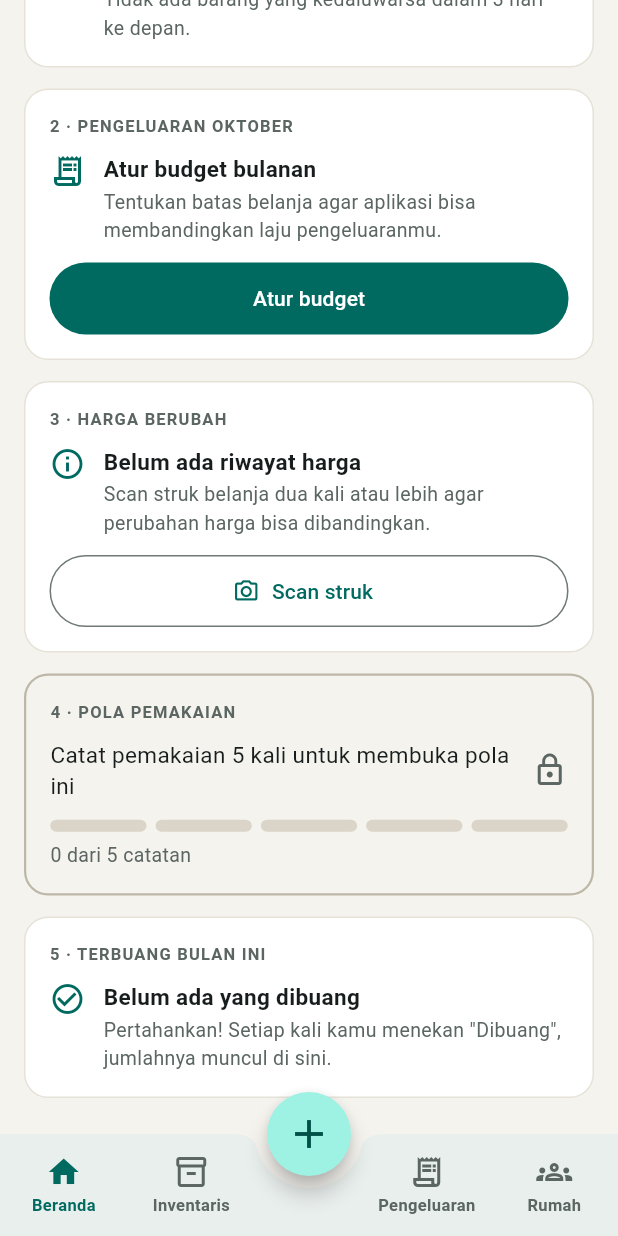
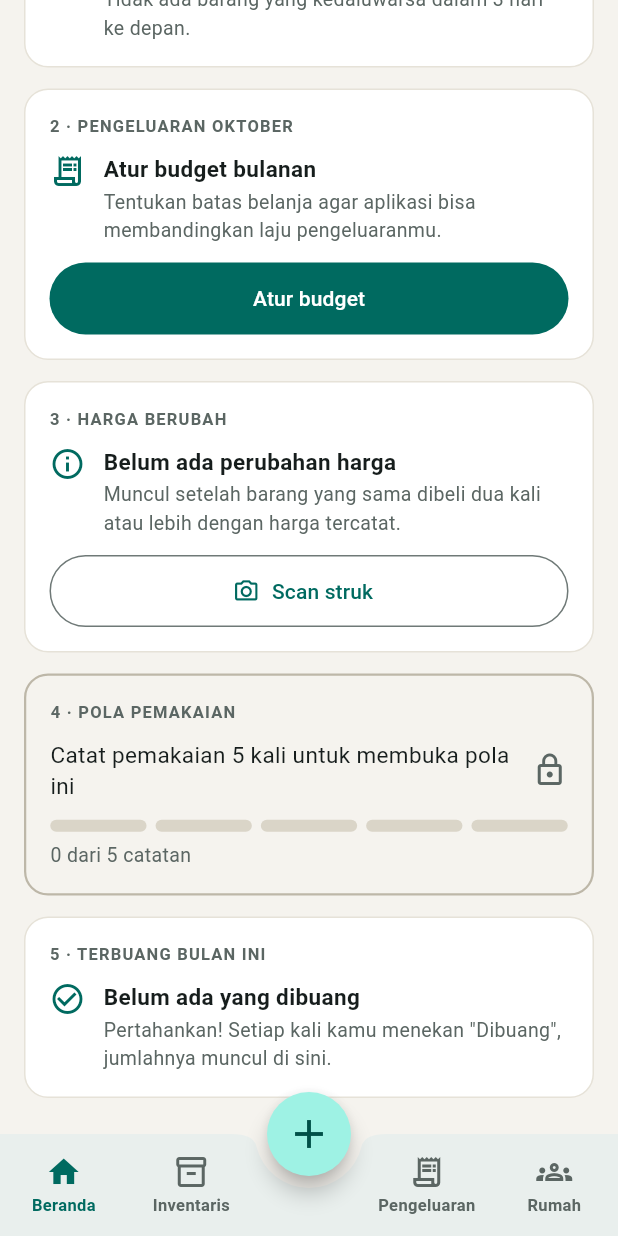
Before and after one commit to CaptainLilGuy/Stokies-House_mobile, a Flutter app: the DashboardScreen screen opened by its route, scrolled down 376 dp, on a phone screen of 412 x 824 dp. Run offline on Flutter 3.47's test engine with Material 3 defaults, Android fonts, the phone set to English and light mode, and no system bars; our stand-ins replace dio, flutter_secure_storage, flutter_slidable, go_router, image_picker; missing offline and left inert: google_mlkit_text_recognition; accounts and stored records are empty; network calls fail.

Commit message:
Updated the dashboard for card num. 3 and 5

```diff
--- a/lib/providers/dashboard_provider.dart
+++ b/lib/providers/dashboard_provider.dart
@@ -12,7 +12,31 @@ class UsageCount {
   const UsageCount(this.name, this.count);
 }
 
+class PriceChange {
+  final String name, unit;
+  final double lastPrice, baselinePrice, changePct;
+  final DateTime lastDate;
+  final int baselineCount;
+  const PriceChange({required this.name, required this.unit, required this.lastPrice,
+      required this.baselinePrice, required this.changePct, required this.lastDate,
+      required this.baselineCount});
 
+  factory PriceChange.fromJson(Map<String, dynamic> j) => PriceChange(
+        name: j['name'],
+        unit: j['unit'] ?? '',
+        lastPrice: (j['last_price'] as num).toDouble(),
+        baselinePrice: (j['baseline_price'] as num).toDouble(),
+        changePct: (j['change_pct'] as num).toDouble(),
+        lastDate: DateTime.parse(j['last_date']),
+        baselineCount: j['baseline_count'] as int,
+      );
+}
+
+class WasteItem {
+  final String name, unit;
+  final double quantity, value;
+  const WasteItem(this.name, this.unit, this.quantity, this.value);
+}
 
 /// Client-side v1: derives the cards from endpoints that already exist.
 /// When the aggregated GET /dashboard/ endpoint is built, replace fetch()
@@ -40,6 +64,13 @@ class DashboardProvider extends ChangeNotifier {
   int wastedLastMonth = 0;
   List<UsageCount> topUsed = [];
   final Set<String> hidden = {};
+  List<PriceChange> priceChanges = [];
+  double wasteValue = 0;
+  double wasteLastValue = 0;
+  int wasteUnvalued = 0;
+  List<WasteItem> wasteItems = [];
+
+
 
   // ── derived values ──────────────────────────────────────
   DateTime get _now => DateTime.now();
@@ -99,6 +130,7 @@ class DashboardProvider extends ChangeNotifier {
       _computeSpending(expenses);
       _computeTransactions(txns, items);
       hasLoaded = true;
+      await _fetchInsights();
     } catch (e) {
       errorMessage = parseApiError(e);
     } finally {
@@ -159,6 +191,28 @@ class DashboardProvider extends ChangeNotifier {
     ];
   }
 
+  Future<void> _fetchInsights() async {
+    try {
+      final d = await ApiService().getDashboard();
+      priceChanges = (d['price_changes'] as List? ?? [])
+          .map((j) => PriceChange.fromJson(Map<String, dynamic>.from(j)))
+          .toList();
+      final w = Map<String, dynamic>.from(d['waste'] ?? {});
+      final cur = Map<String, dynamic>.from(w['this_month'] ?? {});
+      final prev = Map<String, dynamic>.from(w['last_month'] ?? {});
+      wasteValue = (cur['value'] as num?)?.toDouble() ?? 0;
+      wasteUnvalued = (cur['unvalued_events'] as num?)?.toInt() ?? 0;
+      wasteLastValue = (prev['value'] as num?)?.toDouble() ?? 0;
+      wasteItems = (w['top_items'] as List? ?? [])
+          .map((j) => WasteItem(j['name'], j['unit'] ?? '',
+              (j['quantity'] as num).toDouble(), (j['value'] as num).toDouble()))
+          .toList();
+    } catch (_) {
+      priceChanges = [];
+      wasteValue = 0; wasteLastValue = 0; wasteUnvalued = 0; wasteItems = [];
+    }
+  }
+
   // ── actions ─────────────────────────────────────────────
   /// Returns an error message, or null on success.
   Future<String?> logUsage(InventoryItem item,
--- a/lib/screens/dashboard/dashboard_screen.dart
+++ b/lib/screens/dashboard/dashboard_screen.dart
@@ -231,7 +231,7 @@ class _DashboardScreenState extends State<DashboardScreen> {
                       _spendingCard(dp, now),
                     ],
                     const SizedBox(height: 14),
-                    _priceCard(),
+                    _priceCard(dp),
                     const SizedBox(height: 14),
                     _patternCard(dp),
                     const SizedBox(height: 14),
@@ -457,16 +457,19 @@ class _DashboardScreenState extends State<DashboardScreen> {
     );
   }
 
-  // ── card 3 (needs unit-price storage first) ─────────────
-  Widget _priceCard() => _Card(
-        label: '3 · HARGA BERUBAH',
+  // ── card 3  ──────────────────────────────────────────────
+Widget _priceCard(DashboardProvider dp) {
+    const label = '3 · HARGA BERUBAH';
+    if (dp.priceChanges.isEmpty) {
+      return _Card(
+        label: label,
         child: Column(
           crossAxisAlignment: CrossAxisAlignment.start,
           children: [
             const _EmptyRow(
               icon: Icons.info_outline,
-              title: 'Belum ada riwayat harga',
-              body: 'Scan struk belanja dua kali atau lebih agar perubahan harga bisa dibandingkan.',
+              title: 'Belum ada perubahan harga',
+              body: 'Muncul setelah barang yang sama dibeli dua kali atau lebih dengan harga tercatat.',
             ),
             const SizedBox(height: 12),
             OutlinedButton.icon(
@@ -478,6 +481,73 @@ class _DashboardScreenState extends State<DashboardScreen> {
           ],
         ),
       );
+    }
+    final p = dp.priceChanges.first;
+    final up = p.changePct > 0;
+    return _Card(
+      label: label,
+      child: Column(
+        crossAxisAlignment: CrossAxisAlignment.start,
+        children: [
+          Row(
+            children: [
+              Expanded(
+                child: Column(
+                  crossAxisAlignment: CrossAxisAlignment.start,
+                  children: [
+                    Text('${p.name}${p.unit.isEmpty ? '' : ' (${p.unit})'}',
+                        style: const TextStyle(fontSize: 15, fontWeight: FontWeight.w600)),
+                    Text('${_rp.format(p.lastPrice)} · ${_short(p.lastDate)}\n'
+                        'Rata-rata ${p.baselineCount} pembelian terakhir ${_rp.format(p.baselinePrice)}',
+                        style: const TextStyle(fontSize: 13, color: _muted, height: 1.45)),
+                  ],
+                ),
+              ),
+              Container(
+                padding: const EdgeInsets.symmetric(horizontal: 10, vertical: 4),
+                decoration: BoxDecoration(
+                  color: up ? _dangerBg : const Color(0xFFE3F1EC),
+                  borderRadius: BorderRadius.circular(999),
+                ),
+                child: Text('${up ? '▲' : '▼'} ${p.changePct.abs().toStringAsFixed(0)}%',
+                    style: TextStyle(
+                        fontSize: 14, fontWeight: FontWeight.w600,
+                        color: up ? _dangerFg : Theme.of(context).colorScheme.primary)),
+              ),
+            ],
+          ),
+          _InfoLink(
+              dp.priceChanges.length > 1
+                  ? 'Lihat ${dp.priceChanges.length} perubahan harga'
+                  : 'Lihat perhitungan',
+              () => _explainPrice(dp)),
+        ],
+      ),
+    );
+  }
+
+  void _explainPrice(DashboardProvider dp) {
+    showExplanationSheet(
+      context,
+      ExplanationData(
+        title: 'Perubahan harga',
+        result: '${dp.priceChanges.length} barang berubah harga lebih dari 10% dari biasanya.',
+        method:
+            'Harga pembelian terakhir dibandingkan dengan rata-rata hingga 3 pembelian '
+            'sebelumnya dari barang yang sama. Hanya barang yang dibeli dalam 30 hari terakhir '
+            'dan berubah minimal 10% yang ditampilkan.',
+        rows: [
+          for (final p in dp.priceChanges)
+            MapEntry(p.name,
+                '${_rp.format(p.baselinePrice)} → ${_rp.format(p.lastPrice)} '
+                '(${p.changePct > 0 ? '▲' : '▼'}${p.changePct.abs().toStringAsFixed(0)}%)'),
+        ],
+        limitation:
+            'Hanya memakai pembelian yang harganya tercatat. Perbandingan akurat bila satuan barang '
+            'sama di setiap pembelian (misalnya selalu kg).',
+      ),
+    );
+  }
 
   // ── card 4 ──────────────────────────────────────────────
   Widget _patternCard(DashboardProvider dp) {
@@ -568,10 +638,11 @@ class _DashboardScreenState extends State<DashboardScreen> {
       );
     }
     String? trend;
-    if (dp.wastedLastMonth > 0) {
-      final diff = ((dp.wastedThisMonth - dp.wastedLastMonth) / dp.wastedLastMonth * 100).round();
+    if (dp.wasteLastValue > 0 && dp.wasteValue > 0) {
+      final diff = ((dp.wasteValue - dp.wasteLastValue) / dp.wasteLastValue * 100).round();
       trend = diff <= 0 ? 'Turun ${diff.abs()}% dari bulan lalu' : 'Naik $diff% dari bulan lalu';
     }
+    final hasValue = dp.wasteValue > 0;
     return _Card(
       label: '$label (${_bln[now.month - 1].toUpperCase()})',
       child: Column(
@@ -581,9 +652,11 @@ class _DashboardScreenState extends State<DashboardScreen> {
             crossAxisAlignment: WrapCrossAlignment.end,
             spacing: 8,
             children: [
-              Text('${dp.wastedThisMonth} kali',
+              Text(hasValue ? _rp.format(dp.wasteValue) : '${dp.wastedThisMonth} kali',
                   style: const TextStyle(fontSize: 26, fontWeight: FontWeight.w700, letterSpacing: -0.5)),
-              Text('bulan lalu ${dp.wastedLastMonth}',
+              Text(hasValue
+                      ? '${dp.wastedThisMonth} kali · bulan lalu ${_rp.format(dp.wasteLastValue)}'
+                      : 'bulan lalu ${dp.wastedLastMonth}',
                   style: const TextStyle(fontSize: 13, color: _muted)),
             ],
           ),
@@ -591,10 +664,29 @@ class _DashboardScreenState extends State<DashboardScreen> {
             Text(trend, style: TextStyle(
                 fontSize: 13, fontWeight: FontWeight.w600,
                 color: trend.startsWith('Turun') ? Theme.of(context).colorScheme.primary : _warnFg)),
-          const SizedBox(height: 4),
-          const Text('Nilai rupiah muncul setelah harga barang tersimpan.',
-              style: TextStyle(fontSize: 13, color: _muted)),
+          if (dp.wasteUnvalued > 0)
+            Text('${dp.wasteUnvalued} catatan belum punya harga, jadi tidak dihitung dalam nilai.',
+                style: const TextStyle(fontSize: 13, color: _muted)),
+          if (dp.wasteItems.isNotEmpty) _InfoLink('Lihat item', () => _explainWaste(dp)),
         ],
+      ),
+    );
+  }
+  void _explainWaste(DashboardProvider dp) {
+    showExplanationSheet(
+      context,
+      ExplanationData(
+        title: 'Terbuang bulan ini',
+        result: '${_rp.format(dp.wasteValue)} dari ${dp.wastedThisMonth} catatan "Dibuang".',
+        method:
+            'Jumlah yang dibuang × harga pembelian terakhir barang itu sebelum dibuang.',
+        rows: [
+          for (final i in dp.wasteItems)
+            MapEntry(i.name, '${_qty(i.quantity)} ${i.unit} · ${_rp.format(i.value)}'),
+        ],
+        limitation:
+            'Catatan tanpa harga pembelian tidak dihitung nilainya. Harga bisa berbeda dari harga '
+            'sebenarnya barang yang dibuang.',
       ),
     );
   }
```
